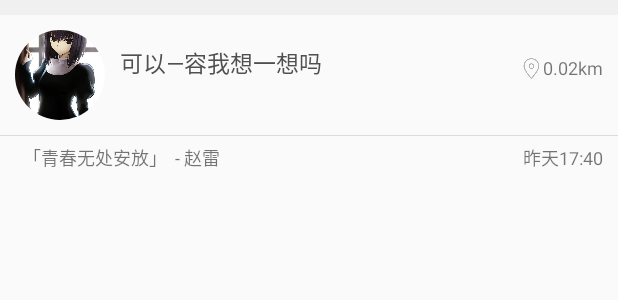
After one commit to DaiXinxuan/NeteaseMusicUi, an Android app: the layout nearby_item.xml on its own in the app's theme, with its tools: preview values and no code run, on a phone screen of 412 x 824 dp. The commit adds this screen. Shown: the top 300 px of the screen. Run offline under Robolectric (Android 15) with nearby library versions, the phone set to English and light mode, and no system bars.

Commit message:
新增附件界面

```diff
--- a/app/src/main/java/philips/com/myapplication/ui/fragment/DynamicFragment.java
+++ b/app/src/main/java/philips/com/myapplication/ui/fragment/DynamicFragment.java
@@ -56,8 +56,6 @@ public class DynamicFragment extends Fragment {
                         }, 1000);
                     }
                 }
-//                int topRowVerticalPosition =
-//                        (recyclerView == null || recyclerView.getChildCount() == 0) ? 0 : recyclerView.getChildAt(0).getTop();
                 swipeRefreshLayout.setEnabled(layoutManager.findFirstCompletelyVisibleItemPosition() == 0);
             }
         });
--- a/app/src/main/java/philips/com/myapplication/ui/fragment/FriendFragment.java
+++ b/app/src/main/java/philips/com/myapplication/ui/fragment/FriendFragment.java
@@ -41,7 +41,7 @@ public class FriendFragment extends Fragment {
     private void initView(View view) {
         fragments = new ArrayList<>();
         fragments.add(new DynamicFragment());
-        fragments.add(new SongListFragment());
+        fragments.add(new NearbyFragment());
         fragments.add(new RadioFragment());
         textViews[0] = (TextView) view.findViewById(R.id.dynamic);
         textViews[1] = (TextView) view.findViewById(R.id.around);
--- /dev/null
+++ b/app/src/main/res/layout/nearby_item.xml
@@ -0,0 +1,96 @@
+<?xml version="1.0" encoding="utf-8"?>
+<RelativeLayout xmlns:android="http://schemas.android.com/apk/res/android"
+    xmlns:tools="http://schemas.android.com/tools"
+    android:layout_width="match_parent"
+    android:layout_height="wrap_content">
+    <View
+        android:id="@+id/topRule"
+        android:layout_width="match_parent"
+        android:layout_height="@dimen/padding_standard"
+        android:background="@color/little_light_gray"/>
+
+    <RelativeLayout
+        android:id="@+id/user_info"
+        android:layout_below="@+id/topRule"
+        android:padding="@dimen/padding_standard"
+        android:layout_width="match_parent"
+        android:layout_height="wrap_content">
+
+        <philips.com.myapplication.customview.CircleImageView
+            android:id="@+id/user_icon"
+            android:layout_width="60dp"
+            android:layout_height="60dp"
+            tools:src="@mipmap/sample7"/>
+
+        <TextView
+            android:id="@+id/user_name"
+            android:layout_marginTop="@dimen/padding_standard"
+            android:layout_marginLeft="@dimen/padding_standard"
+            android:layout_toRightOf="@+id/user_icon"
+            android:textColor="@color/textColor"
+            android:textSize="15sp"
+            android:layout_width="wrap_content"
+            android:layout_height="wrap_content"
+            tools:text="可以—容我想一想吗"/>
+
+        <ImageView
+            android:layout_width="15dp"
+            android:layout_height="15dp"
+            android:layout_toLeftOf="@+id/distance"
+            android:layout_alignBottom="@+id/distance"
+            android:src="@mipmap/location"
+            />
+
+        <TextView
+            android:id="@+id/distance"
+            android:layout_alignParentRight="true"
+            android:layout_alignBottom="@+id/user_name"
+            android:layout_width="wrap_content"
+            android:layout_height="wrap_content"
+            android:textSize="12sp"
+            tools:text="0.02km"/>
+
+
+    </RelativeLayout>
+
+    <View
+        android:id="@+id/cutrule"
+        android:layout_below="@+id/user_info"
+        android:layout_width="match_parent"
+        android:layout_height="0.1dp"
+        android:background="@color/gray_background"/>
+
+    <RelativeLayout
+        android:id="@+id/music_info"
+        android:layout_below="@+id/cutrule"
+        android:paddingLeft="@dimen/padding_large"
+        android:paddingTop="@dimen/padding_small"
+        android:paddingBottom="@dimen/padding_small"
+        android:paddingRight="@dimen/padding_standard"
+        android:orientation="horizontal"
+        android:layout_width="match_parent"
+        android:layout_height="wrap_content">
+        <TextView
+            android:id="@+id/music_name"
+            android:layout_width="wrap_content"
+            android:layout_height="wrap_content"
+            android:textSize="12sp"
+            tools:text="「青春无处安放」"/>
+        <TextView
+            android:id="@+id/singername"
+            android:layout_toRightOf="@+id/music_name"
+            android:layout_marginLeft="@dimen/padding_small"
+            android:layout_width="wrap_content"
+            android:layout_height="wrap_content"
+            android:textSize="12sp"
+            tools:text="- 赵雷"/>
+        <TextView
+            android:id="@+id/time"
+            android:layout_alignParentRight="true"
+            android:layout_width="wrap_content"
+            android:layout_height="wrap_content"
+            android:textSize="12sp"
+            tools:text="昨天17:40"/>
+    </RelativeLayout>
+
+</RelativeLayout>
--- a/app/src/main/res/values/colors.xml
+++ b/app/src/main/res/values/colors.xml
@@ -11,5 +11,6 @@
     <color name="white">#FFFFFF</color>
     <color name="gray_background">#DBDBDB</color>
     <color name="light_gray">#F5F5F5</color>
+    <color name="little_light_gray">#F0F0F0</color>
     <color name="black">#000000</color>
 </resources>
```
Also changed, not shown: app/src/main/java/philips/com/myapplication/adapter/NearbyAdapter.java (added, +87 -0 lines), app/src/main/java/philips/com/myapplication/bean/NearbyBean.java (added, +70 -0 lines), app/src/main/java/philips/com/myapplication/ui/fragment/NearbyFragment.java (added, +110 -0 lines), app/src/main/java/philips/com/myapplication/viewholder/Holder.java (added, +14 -0 lines), app/src/main/res/layout/nearby_layout.xml (added, +13 -0 lines), app/src/main/res/mipmap-xxhdpi/location.png (added).
